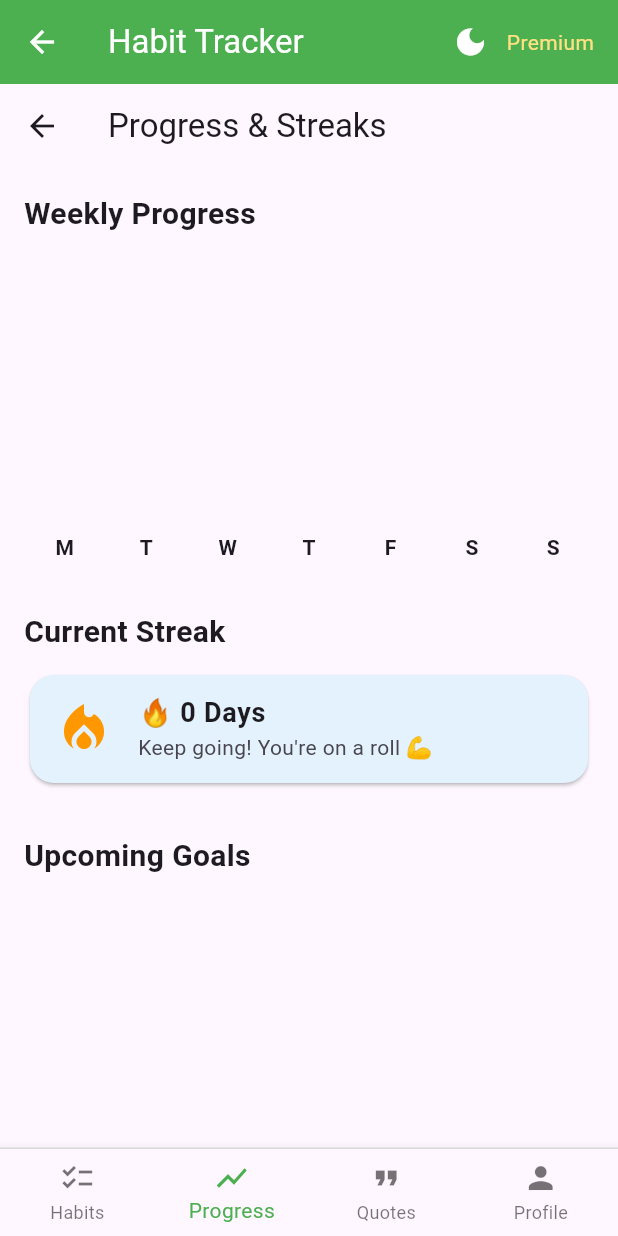
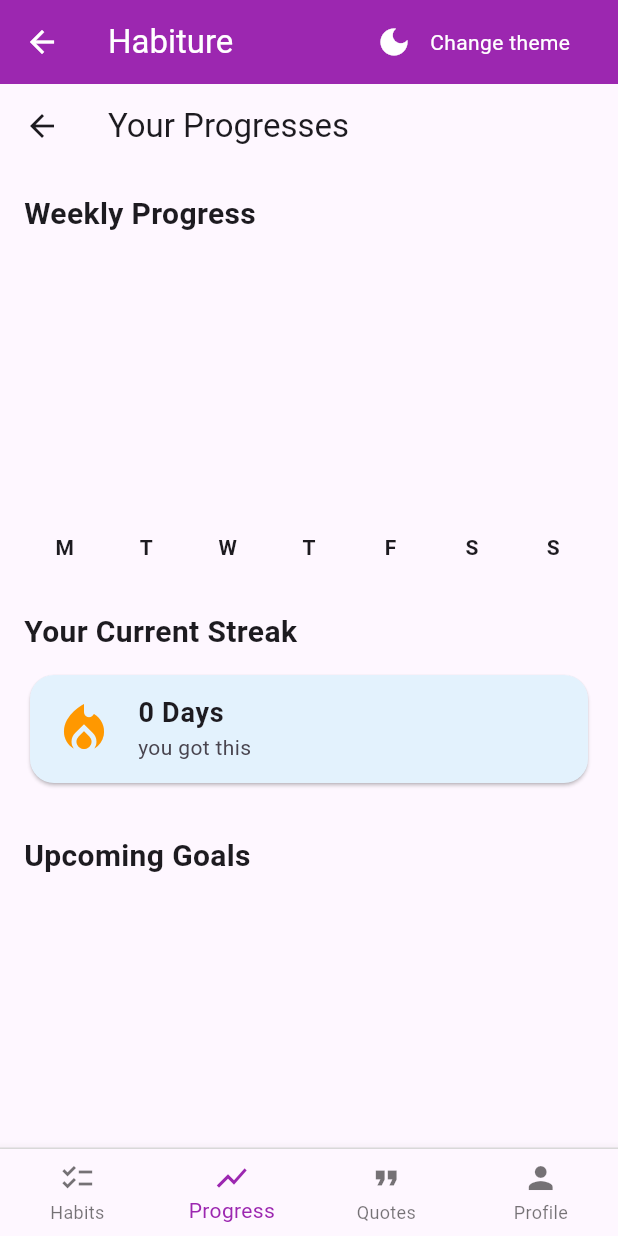
Before and after one commit to nusratmomita/Habiture, a Flutter app: the HomeScreen screen opened by its route, item 2 of the bottom bar chosen, on a phone screen of 412 x 824 dp. Run offline on Flutter 3.47's test engine with Material 3 defaults, Android fonts, the light colour scheme and no system bars; drawn by our look-alikes of fl_chart; our stand-ins replace carousel_slider, cloud_firestore, firebase_auth, firebase_core, flutter_staggered_animations, share_plus and 1 more; accounts and stored records are empty.

Commit message:
Fix the habit tracker problem

```diff
--- a/lib/main.dart
+++ b/lib/main.dart
@@ -46,7 +46,7 @@ class MyApp extends StatelessWidget {
             ],
             child: MaterialApp(
               debugShowCheckedModeBanner: false,
-              title: 'Habit Tracker',
+              title: 'Habiture',
               theme: ThemeData.light(),
               darkTheme: ThemeData.dark(),
               themeMode: themeProvider.isDarkMode ? ThemeMode.dark : ThemeMode.light,
--- a/lib/screens/home_screen.dart
+++ b/lib/screens/home_screen.dart
@@ -1,7 +1,6 @@
 import 'package:flutter/material.dart';
 import 'package:provider/provider.dart';
 import 'package:carousel_slider/carousel_slider.dart';
-import '../providers/auth_provider.dart';
 import '../providers/habit_provider.dart';
 import '../providers/quote_provider.dart';
 import '../providers/theme_provider.dart';
@@ -9,6 +8,7 @@ import '../widgets/habit_card.dart';
 import 'profile/user_profile.dart';
 import 'progress/habit_progress.dart';
 import 'quotes/quote_showing.dart';
+import '../providers/auth_provider.dart' as my_auth; // <- Prefix to avoid conflict with Firebase
 
 class HomeScreen extends StatefulWidget {
   const HomeScreen({Key? key}) : super(key: key);
@@ -20,12 +20,13 @@ class HomeScreen extends StatefulWidget {
 class _HomeScreenState extends State<HomeScreen> with SingleTickerProviderStateMixin {
   int _selectedIndex = 0;
   late List<Widget> _screens;
-  final Color appBarColor = const Color(0xFF4CAF50);
+  final Color appBarColor = Colors.purple; // Using purple palette
 
   @override
   void didChangeDependencies() {
     super.didChangeDependencies();
-    final authProvider = Provider.of<AuthProvider>(context, listen: false);
+    final authProvider = Provider.of<my_auth.AuthProvider>(context, listen: false);
+    final userName = authProvider.currentUser?.displayName ?? 'User';
     final userId = authProvider.currentUser?.uid ?? '';
 
     _screens = [
@@ -39,7 +40,7 @@ class _HomeScreenState extends State<HomeScreen> with SingleTickerProviderStateM
                 child: Column(
                   crossAxisAlignment: CrossAxisAlignment.start,
                   children: [
-                    Text('Hi there!',
+                    Text('Hi, $userName!',
                         style: Theme.of(context).textTheme.headlineSmall?.copyWith(
                             fontWeight: FontWeight.bold,
                             color: Theme.of(context).colorScheme.onSurface)),
@@ -69,7 +70,7 @@ class _HomeScreenState extends State<HomeScreen> with SingleTickerProviderStateM
                   Navigator.pushNamed(context, '/add_edit_habit');
                 },
                 backgroundColor: appBarColor,
-                child: const Icon(Icons.add, color: Colors.white),
+                child: const Icon(Icons.add, color: Colors.white, size: 28),
               ),
             );
           },
@@ -94,17 +95,51 @@ class _HomeScreenState extends State<HomeScreen> with SingleTickerProviderStateM
     return Card(
       shape: RoundedRectangleBorder(borderRadius: BorderRadius.circular(16)),
       elevation: 4,
+      color: Colors.purple[50],
       child: Padding(
-        padding: const EdgeInsets.all(12),
+        padding: const EdgeInsets.all(16),
         child: Column(
           crossAxisAlignment: CrossAxisAlignment.start,
-          children: const [
-            Text('Why Our App?', style: TextStyle(fontWeight: FontWeight.bold, fontSize: 16)),
-            SizedBox(height: 5),
-            Text('- Track your habits efficiently'),
-            Text('- Daily motivational quotes'),
-            Text('- Monitor your progress visually'),
-            Text('- Personalized experience'),
+          children: [
+            Row(
+              children: const [
+                Icon(Icons.star, color: Colors.purple, size: 28),
+                SizedBox(width: 8),
+                Text('Why Choose Habiture?', style: TextStyle(fontWeight: FontWeight.bold, fontSize: 18)),
+              ],
+            ),
+            const SizedBox(height: 8),
+            Row(
+              children: const [
+                Icon(Icons.check_circle, color: Colors.purple, size: 20),
+                SizedBox(width: 8),
+                Expanded(child: Text('Track your habits efficiently')),
+              ],
+            ),
+            const SizedBox(height: 4),
+            Row(
+              children: const [
+                Icon(Icons.lightbulb, color: Colors.purple, size: 20),
+                SizedBox(width: 8),
+                Expanded(child: Text('Get daily motivational quotes')),
+              ],
+            ),
+            const SizedBox(height: 4),
+            Row(
+              children: const [
+                Icon(Icons.show_chart, color: Colors.purple, size: 20),
+                SizedBox(width: 8),
+                Expanded(child: Text('Monitor your progress visually')),
+              ],
+            ),
+            const SizedBox(height: 4),
+            Row(
+              children: const [
+                Icon(Icons.person, color: Colors.purple, size: 20),
+                SizedBox(width: 8),
+                Expanded(child: Text('Enjoy a personalized experience')),
+              ],
+            ),
           ],
         ),
       ),
@@ -151,7 +186,7 @@ class _HomeScreenState extends State<HomeScreen> with SingleTickerProviderStateM
 
     return Scaffold(
       appBar: AppBar(
-        title: const Text('Habit Tracker', style: TextStyle(color: Colors.white)),
+        title: const Text('Habiture', style: TextStyle(color: Color.fromARGB(255, 255, 255, 255))),
         backgroundColor: appBarColor,
         iconTheme: const IconThemeData(color: Colors.white),
         actions: [
@@ -161,9 +196,9 @@ class _HomeScreenState extends State<HomeScreen> with SingleTickerProviderStateM
             tooltip: isDarkMode ? 'Switch to Light Mode' : 'Switch to Dark Mode',
           ),
           Padding(
-            padding: const EdgeInsets.only(right: 16),
+            padding: const EdgeInsets.only(right: 32),
             child: Center(
-              child: Text('Premium', style: TextStyle(color: Colors.amber[200])),
+              child: Text("Change theme" , style: TextStyle(color: Colors.white)),
             ),
           ),
         ],
--- a/lib/screens/progress/habit_progress.dart
+++ b/lib/screens/progress/habit_progress.dart
@@ -11,7 +11,7 @@ class ProgressScreen extends StatefulWidget {
 }
 
 class _ProgressScreenState extends State<ProgressScreen> {
-  List<int> weeklyData = List.filled(7, 0); // 7 days of 0s/1s
+  List<int> weeklyData = List.filled(7, 0); // Mon-Sun
   int streak = 0;
   List<Map<String, dynamic>> upcomingGoals = [];
 
@@ -33,32 +33,52 @@ class _ProgressScreenState extends State<ProgressScreen> {
 
     if (habitsSnapshot.docs.isEmpty) return;
 
-    // For simplicity: take first habit (extend for multiple habits later)
-    final habit = habitsSnapshot.docs.first.data();
-    final List<dynamic> completedDates = habit["completedDates"] ?? [];
+    final now = DateTime.now();
 
-    // Convert string dates to DateTime
-    final completed = completedDates
-        .map<DateTime>((d) => DateTime.parse(d.toString()))
-        .toList();
-
-    // Build weekly data (Mon-Sun)
-    final now = DateTime.now();
+    // last 7 days for chart
     final last7Days = List.generate(
       7,
       (i) => DateTime(now.year, now.month, now.day - (6 - i)),
     );
 
-    setState(() {
-      weeklyData = last7Days
-          .map((day) =>
-              completed.any((c) => _isSameDay(c, day)) ? 1 : 0)
+    // Collect habits into list
+    List<Map<String, dynamic>> goals = [];
+
+    for (var doc in habitsSnapshot.docs) {
+      final habit = doc.data();
+
+      // Handle completedDates (if missing, just empty)
+      final List<dynamic> completedDates = habit["completedDates"] ?? [];
+      final completed = completedDates
+          .map<DateTime>((d) {
+            if (d is Timestamp) return d.toDate();
+            return DateTime.tryParse(d.toString()) ?? DateTime.now();
+          })
           .toList();
 
+      // Weekly data → mark if habit was completed in last 7 days
+      final week = last7Days
+          .map((day) => completed.any((c) => _isSameDay(c, day)) ? 1 : 0)
+          .toList();
+
+      // Merge with global weeklyData (if multiple habits exist)
+      for (int i = 0; i < week.length; i++) {
+        if (week[i] == 1) weeklyData[i] = 1;
+      }
+
+      // Streak (for now just based on one habit; you can extend this later)
       streak = _calculateStreak(completed);
-      upcomingGoals = habitsSnapshot.docs
-          .map((doc) => doc.data())
-          .toList();
+
+      // Add to upcoming goals list
+      goals.add({
+        "title": habit["title"] ?? "",
+        "frequency": habit["frequency"] ?? "",
+        "description": habit["description"] ?? "",
+      });
+    }
+
+    setState(() {
+      upcomingGoals = goals;
     });
   }
 
@@ -75,7 +95,7 @@ class _ProgressScreenState extends State<ProgressScreen> {
       if (completed.any((c) => _isSameDay(c, day))) {
         count++;
       } else {
-        break; // streak broken
+        break;
       }
     }
     return count;
@@ -85,7 +105,7 @@ class _ProgressScreenState extends State<ProgressScreen> {
   Widget build(BuildContext context) {
     return Scaffold(
       appBar: AppBar(
-        title: const Text("Progress & Streaks"),
+        title: const Text("Your Progresses"),
       ),
       body: Padding(
         padding: const EdgeInsets.all(16.0),
@@ -113,12 +133,13 @@ class _ProgressScreenState extends State<ProgressScreen> {
                         showTitles: true,
                         getTitlesWidget: (value, meta) {
                           const days = ["M", "T", "W", "T", "F", "S", "S"];
-                          if (value.toInt() < 0 ||
-                              value.toInt() >= days.length) {
+                          if (value.toInt() < 0 || value.toInt() >= days.length) {
                             return const SizedBox.shrink();
                           }
-                          return Text(days[value.toInt()],
-                              style: const TextStyle(fontWeight: FontWeight.bold));
+                          return Text(
+                            days[value.toInt()],
+                            style: const TextStyle(fontWeight: FontWeight.bold),
+                          );
                         },
                       ),
                     ),
@@ -139,7 +160,7 @@ class _ProgressScreenState extends State<ProgressScreen> {
                         BarChartRodData(
                           toY: weeklyData[index].toDouble(),
                           color: weeklyData[index] == 1
-                              ? Colors.green
+                              ? const Color.fromARGB(255, 175, 76, 175)
                               : Colors.redAccent,
                           width: 18,
                           borderRadius: BorderRadius.circular(4),
@@ -153,9 +174,8 @@ class _ProgressScreenState extends State<ProgressScreen> {
 
             const SizedBox(height: 30),
 
-            // Streak
             const Text(
-              "Current Streak",
+              "Your Current Streak",
               style: TextStyle(fontSize: 20, fontWeight: FontWeight.bold),
             ),
             const SizedBox(height: 10),
@@ -168,10 +188,10 @@ class _ProgressScreenState extends State<ProgressScreen> {
                 leading: const Icon(Icons.local_fire_department,
                     color: Colors.orange, size: 40),
                 title: Text(
-                  "🔥 $streak Days",
+                  "$streak Days",
                   style: const TextStyle(fontSize: 18, fontWeight: FontWeight.bold),
                 ),
-                subtitle: const Text("Keep going! You're on a roll 💪"),
+                subtitle: const Text("you got this"),
               ),
             ),
 
@@ -187,9 +207,11 @@ class _ProgressScreenState extends State<ProgressScreen> {
                 children: upcomingGoals.map((goal) {
                   return ListTile(
                     leading: const Icon(Icons.check_circle_outline,
-                        color: Colors.teal),
+                        color: Color.fromARGB(255, 150, 0, 127)),
                     title: Text(goal["title"] ?? ""),
-                    subtitle: Text("Goal: ${goal["frequency"] ?? ""}"),
+                    subtitle: Text(
+                      "Goal: ${goal["frequency"] ?? ""}\n${goal["description"] ?? ""}",
+                    ),
                   );
                 }).toList(),
               ),
--- a/lib/screens/quotes/quote_category_screen.dart
+++ b/lib/screens/quotes/quote_category_screen.dart
@@ -1,7 +1,7 @@
 import 'package:flutter/material.dart';
 import 'package:provider/provider.dart';
 import '../../providers/quote_provider.dart';
-import '../../widgets/quote_card.dart'; // Import the QuoteCard
+import '../../widgets/quote_card.dart';
 
 class QuotesCategoryScreen extends StatelessWidget {
   final String category;
@@ -19,7 +19,7 @@ class QuotesCategoryScreen extends StatelessWidget {
         return Scaffold(
           appBar: AppBar(
             title: Text(category),
-            backgroundColor: Colors.deepPurpleAccent.shade100,
+            backgroundColor: const Color.fromARGB(34, 180, 136, 255),
           ),
           body: isLoading
               ? const Center(child: CircularProgressIndicator())
--- a/lib/screens/quotes/quote_showing.dart
+++ b/lib/screens/quotes/quote_showing.dart
@@ -40,7 +40,7 @@ class _QuotesScreenState extends State<QuotesScreen> {
               icon: Badge(
                 isLabelVisible: provider.favorites.isNotEmpty,
                 label: Text(provider.favorites.length.toString()),
-                child: const Icon(Icons.favorite, color: Colors.red),
+                child: const Icon(Icons.favorite, color: Color.fromARGB(255, 244, 54, 181)),
               ),
               onPressed: () {
                 Navigator.push(
--- a/pubspec.yaml
+++ b/pubspec.yaml
@@ -1,5 +1,5 @@
 name: habiture
-description: "A habit tracker app."
+description: "A cker app."
 # The following line prevents the package from being accidentally published to
 # pub.dev using `flutter pub publish`. This is preferred for private packages.
 publish_to: 'none' # Remove this line if you wish to publish to pub.dev
```
Also changed, not shown: lib/screens/habit/add_edit_habit.dart (+58 -30 lines), lib/screens/habit/calendar_tracking.dart (+54 -30 lines), lib/screens/habit/habit_statistic.dart (+30 -27 lines), lib/screens/profile/user_profile.dart (+25 -20 lines), lib/widgets/habit_card.dart (+89 -73 lines), lib/widgets/quote_card.dart (+6 -6 lines), 1 other file.
